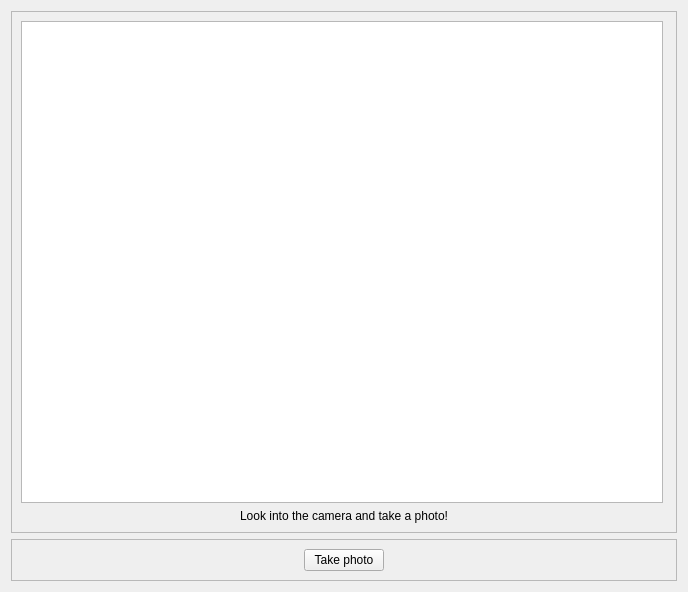
Above: src/ui/view_camera.ui from vinzenzuhr/portrait_generator before the change. Below: the same form after it.
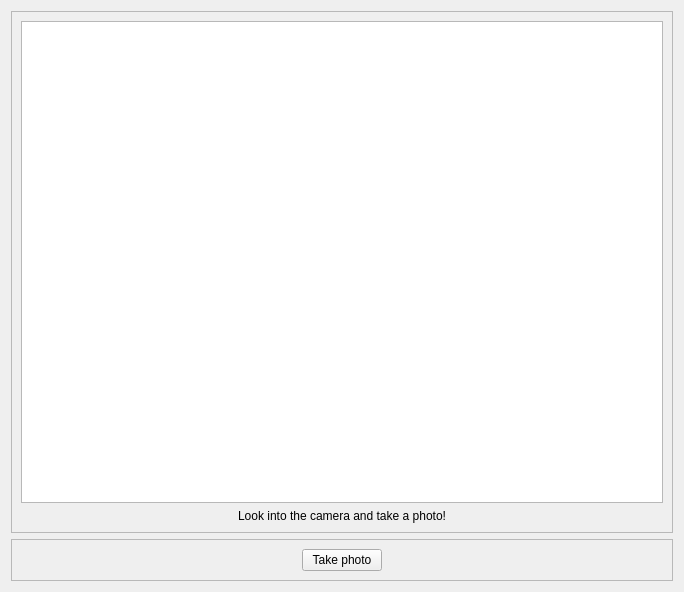
That is the form after the change.

Commit message: set fixed window size

```diff
--- a/src/ui/view_camera.ui
+++ b/src/ui/view_camera.ui
@@ -6,10 +6,28 @@
    <rect>
     <x>0</x>
     <y>0</y>
-    <width>688</width>
+    <width>680</width>
     <height>592</height>
    </rect>
   </property>
+  <property name="sizePolicy">
+   <sizepolicy hsizetype="Preferred" vsizetype="Preferred">
+    <horstretch>0</horstretch>
+    <verstretch>0</verstretch>
+   </sizepolicy>
+  </property>
+  <property name="minimumSize">
+   <size>
+    <width>0</width>
+    <height>0</height>
+   </size>
+  </property>
+  <property name="maximumSize">
+   <size>
+    <width>1000</width>
+    <height>1000</height>
+   </size>
+  </property>
   <property name="palette">
    <palette>
     <active>
```
Left out of the diff: 4 changed lines with no effect on the pictures. The commit also changes 3 other files.
